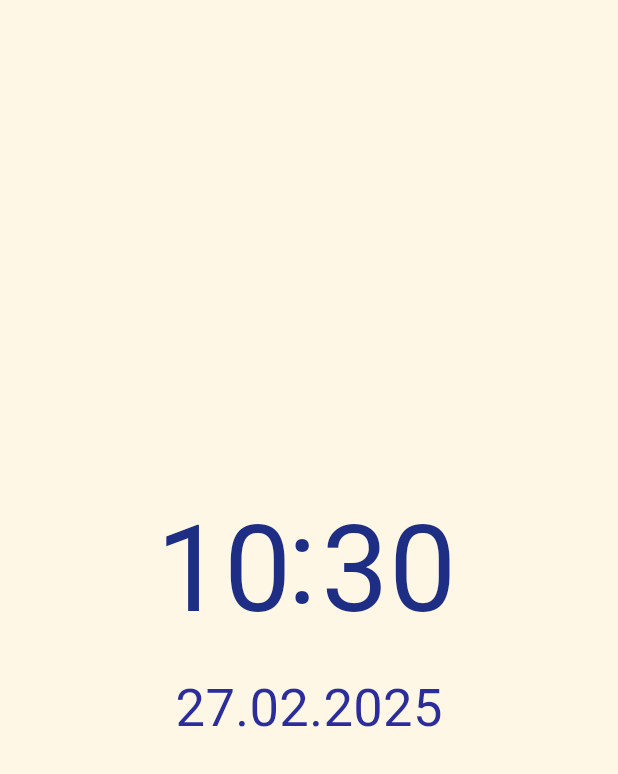
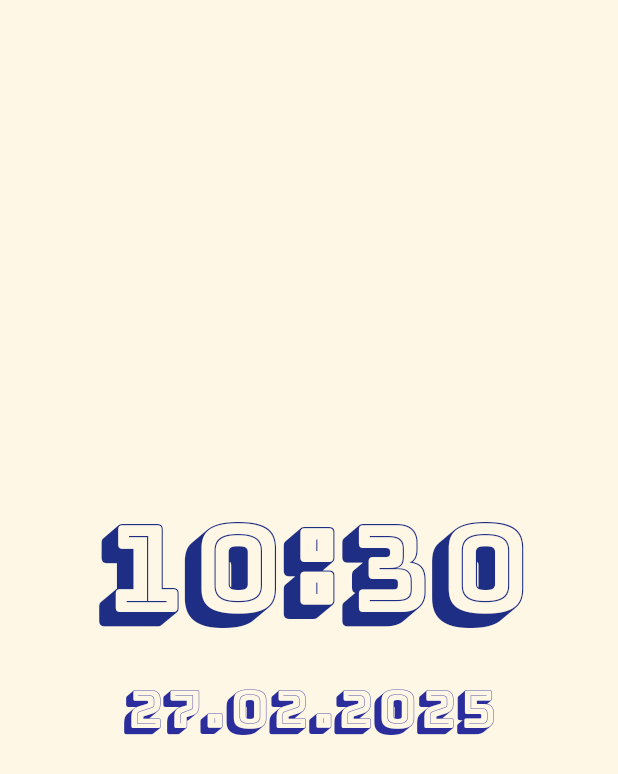
Before and after one commit to MaksimSerebryakov/FlutterClock, a Flutter app: the screen it shows after launch, on a phone screen of 412 x 824 dp. Shown: the top 774 px of the screen. Run offline on Flutter 3.47's test engine with Material 3 defaults, Android fonts, the phone set to English and light mode, and no system bars.

Commit message:
feat: add different fonts

```diff
--- a/lib/ui/date_time/theme/main_theme.dart
+++ b/lib/ui/date_time/theme/main_theme.dart
@@ -2,6 +2,45 @@ import 'package:flutter/material.dart';
 
 abstract class MainTheme {
   static const dateTimePageColor = Color.fromARGB(255, 254, 247, 229);
-  static const timeTextStyle = TextStyle(fontSize: 80, color: MainTheme.timeColor);
+  static const Map<String, dynamic> bungee = {
+    "textStyle": TextStyle(
+      fontSize: 80,
+      fontFamily: "BungeeShade",
+      color: MainTheme.timeColor,
+    ),
+    "hoursPos": 13.0,
+    "minutesPos": 175.0,
+    "colonPos": 135.5
+  };
+  static const Map<String, dynamic> frijole = {
+    "textStyle": TextStyle(
+      fontSize: 80,
+      fontFamily: "Frijole",
+      color: MainTheme.timeColor,
+    ),
+    "hoursPos": 35.0,
+    "minutesPos": 175.0,
+    "colonPos": 140.5
+  };
+  static const Map<String, dynamic> rock3d = {
+    "textStyle": TextStyle(
+      fontSize: 80,
+      fontFamily: "Rock3D",
+      color: MainTheme.timeColor,
+    ),
+    "hoursPos": 35.0,
+    "minutesPos": 175.0,
+    "colonPos": 140.5
+  };
+  static const Map<String, dynamic> zenDots = {
+    "textStyle": TextStyle(
+      fontSize: 80,
+      fontFamily: "ZenDots",
+      color: MainTheme.timeColor,
+    ),
+    "hoursPos": 7.0,
+    "minutesPos": 164.0,
+    "colonPos": 129.5
+  };
   static const timeColor = Color.fromARGB(255, 31, 46, 133);
 }
--- a/lib/ui/date_time/widgets/date_time_widget.dart
+++ b/lib/ui/date_time/widgets/date_time_widget.dart
@@ -121,6 +121,7 @@ class _DateTimeWidgetState extends State<DateTimeWidget> {
             date,
             style: TextStyle(
               fontSize: 35,
+              fontFamily: "BungeeShade",
               color: const Color.fromARGB(255, 43, 45, 157),
             ),
           ),
--- a/lib/ui/date_time/widgets/time_stack_widget.dart
+++ b/lib/ui/date_time/widgets/time_stack_widget.dart
@@ -26,19 +26,20 @@ class TimeStackWidget extends StatelessWidget {
 
   @override
   Widget build(BuildContext context) {
-    const double hoursPosLeft = 48;
-    const double minutesPosLeft = 158;
+    final styleMap = MainTheme.bungee;
+    double hoursPosLeft = styleMap["hoursPos"];
+    double minutesPosLeft = styleMap["minutesPos"];
 
     return Stack(
       alignment: AlignmentDirectional.centerStart,
       children: [
-        Container(height: 100, width: 300, color: MainTheme.dateTimePageColor),
+        Container(height: 100, width: 310, color: MainTheme.dateTimePageColor),
         Positioned(
           top: -10,
-          left: 135.5,
+          left: styleMap["colonPos"],
           child: Text(
             DateTime.now().second % 2 == 0 ? "" : ":",
-            style: MainTheme.timeTextStyle,
+            style: styleMap["textStyle"],
           ),
         ),
         TimeAnimatedPos(
@@ -46,36 +47,42 @@ class TimeStackWidget extends StatelessWidget {
           left: hoursPosLeft,
           isHours: true,
           timeCntr: (hoursCntr - 1) % 3,
+          textStyle: styleMap["textStyle"],
         ),
         TimeAnimatedPos(
           index: minutesIndexTop,
           left: minutesPosLeft,
           isHours: false,
           timeCntr: (minutesCntr - 1) % 3,
+          textStyle: styleMap["textStyle"],
         ),
         TimeAnimatedPos(
           index: hoursIndexMid,
           left: hoursPosLeft,
           isHours: true,
           timeCntr: hoursCntr,
+          textStyle: styleMap["textStyle"],
         ),
         TimeAnimatedPos(
           index: minutesIndexMid,
           left: minutesPosLeft,
           isHours: false,
           timeCntr: minutesCntr,
+          textStyle: styleMap["textStyle"],
         ),
         TimeAnimatedPos(
           index: hoursIndexBot,
           left: hoursPosLeft,
           isHours: true,
           timeCntr: (hoursCntr + 1) % 3,
+          textStyle: styleMap["textStyle"],
         ),
         TimeAnimatedPos(
           index: minutesIndexBot,
           left: minutesPosLeft,
           isHours: false,
           timeCntr: (minutesCntr + 1) % 3,
+          textStyle: styleMap["textStyle"],
         ),
       ],
     );
@@ -87,12 +94,14 @@ class TimeAnimatedPos extends StatelessWidget {
   final int index;
   final bool isHours;
   final int timeCntr;
+  final TextStyle textStyle;
 
   const TimeAnimatedPos({
     required this.index,
     required this.left,
     required this.isHours,
     required this.timeCntr,
+    required this.textStyle,
     super.key,
   });
 
@@ -107,7 +116,7 @@ class TimeAnimatedPos extends StatelessWidget {
         isHours
             ? TimeCellData.hoursValue[timeCntr]
             : TimeCellData.minutesValue[timeCntr],
-        style: MainTheme.timeTextStyle,
+        style: textStyle,
       ),
     );
   }
```
Also changed, not shown: pubspec.yaml (+14 -1 lines), assets/fonts/BungeeShade-Regular.ttf (added), assets/fonts/Frijole-Regular.ttf (added), assets/fonts/Rock3D-Regular.ttf (added), assets/fonts/ZenDots-Regular.ttf (added), pubspec.lock, 10 other files.
